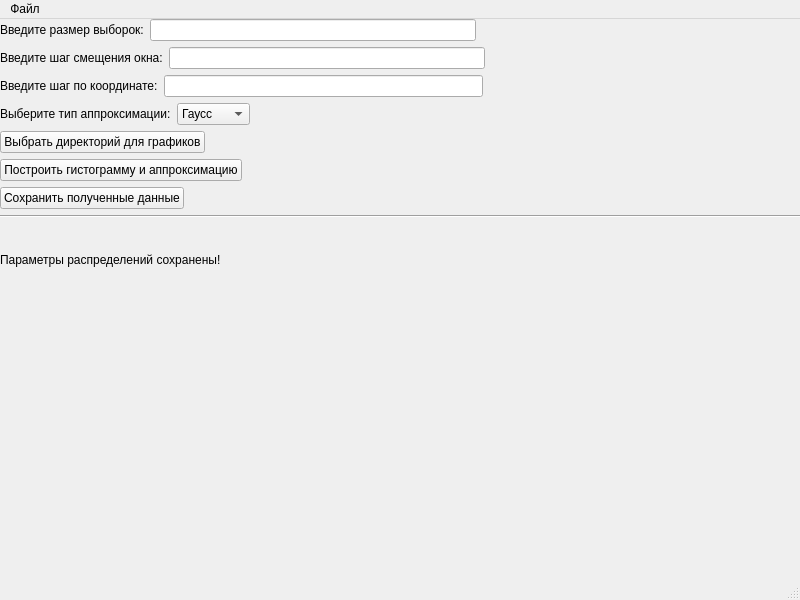
Before: the Qt Designer form Katya/distr/design/design.ui in kystyn/different, drawn with Qt 5.
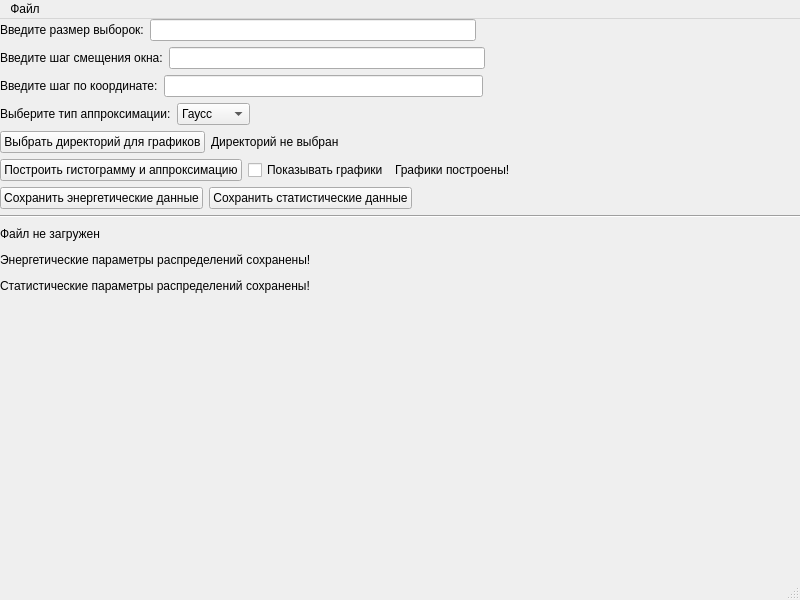
After: the same form once the commit is applied.

The edit to the form file:
```diff
--- a/Katya/distr/design/design.ui
+++ b/Katya/distr/design/design.ui
@@ -20,6 +20,12 @@
    <string>Обработка данных АЭ</string>
   </property>
   <widget class="QWidget" name="centralwidget">
+   <property name="sizePolicy">
+    <sizepolicy hsizetype="MinimumExpanding" vsizetype="MinimumExpanding">
+     <horstretch>0</horstretch>
+     <verstretch>0</verstretch>
+    </sizepolicy>
+   </property>
    <widget class="QWidget" name="verticalLayoutWidget">
     <property name="geometry">
      <rect>
@@ -167,6 +173,13 @@
          </property>
         </widget>
        </item>
+       <item>
+        <widget class="QLabel" name="choosePlotDir">
+         <property name="text">
+          <string>Директорий не выбран</string>
+         </property>
+        </widget>
+       </item>
        <item>
         <spacer name="horizontalSpacer_4">
          <property name="orientation">
@@ -191,6 +204,20 @@
          </property>
         </widget>
        </item>
+       <item>
+        <widget class="QCheckBox" name="showPlots">
+         <property name="text">
+          <string>Показывать графики</string>
+         </property>
+        </widget>
+       </item>
+       <item>
+        <widget class="QLabel" name="plotsAreBuiltLabel">
+         <property name="text">
+          <string>Графики построены!</string>
+         </property>
+        </widget>
+       </item>
        <item>
         <spacer name="horizontalSpacer_8">
          <property name="orientation">
@@ -211,7 +238,14 @@
        <item>
         <widget class="QPushButton" name="distParamSave">
          <property name="text">
-          <string>Сохранить полученные данные</string>
+          <string>Сохранить энергетические данные</string>
+         </property>
+        </widget>
+       </item>
+       <item>
+        <widget class="QPushButton" name="statParamSave">
+         <property name="text">
+          <string>Сохранить статистические данные</string>
          </property>
         </widget>
        </item>
@@ -242,7 +276,7 @@
        <item>
         <widget class="QLabel" name="loadedFileTxt">
          <property name="text">
-          <string/>
+          <string>Файл не загружен</string>
          </property>
         </widget>
        </item>
@@ -269,7 +303,7 @@
           <bool>true</bool>
          </property>
          <property name="text">
-          <string>Параметры распределений сохранены!</string>
+          <string>Энергетические параметры распределений сохранены!</string>
          </property>
         </widget>
        </item>
@@ -288,6 +322,30 @@
        </item>
       </layout>
      </item>
+     <item>
+      <layout class="QHBoxLayout" name="horizontalLayout_10">
+       <item>
+        <widget class="QLabel" name="statsParamSaved">
+         <property name="text">
+          <string>Статистические параметры распределений сохранены!</string>
+         </property>
+        </widget>
+       </item>
+       <item>
+        <spacer name="horizontalSpacer_10">
+         <property name="orientation">
+          <enum>Qt::Horizontal</enum>
+         </property>
+         <property name="sizeHint" stdset="0">
+          <size>
+           <width>40</width>
+           <height>20</height>
+          </size>
+         </property>
+        </spacer>
+       </item>
+      </layout>
+     </item>
      <item>
       <spacer name="verticalSpacer">
        <property name="orientation">
```
Left out of the diff: 10 changed lines with no effect on the pictures.
